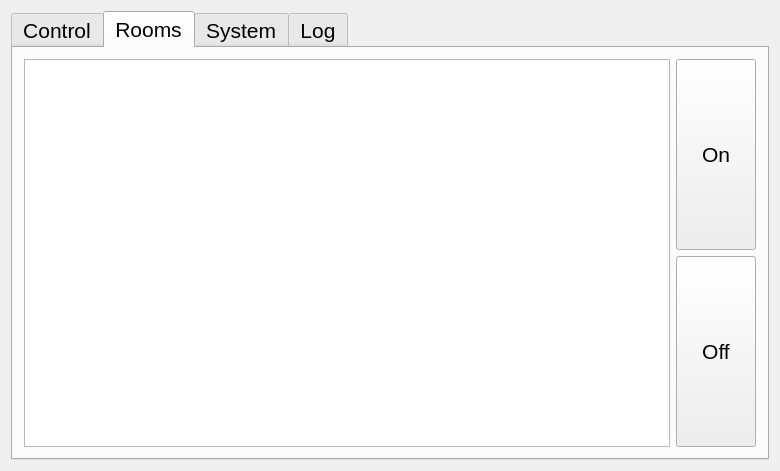
Before: the Qt Designer form widget.ui in paulkappler/HomeGUI, drawn with Qt 5.
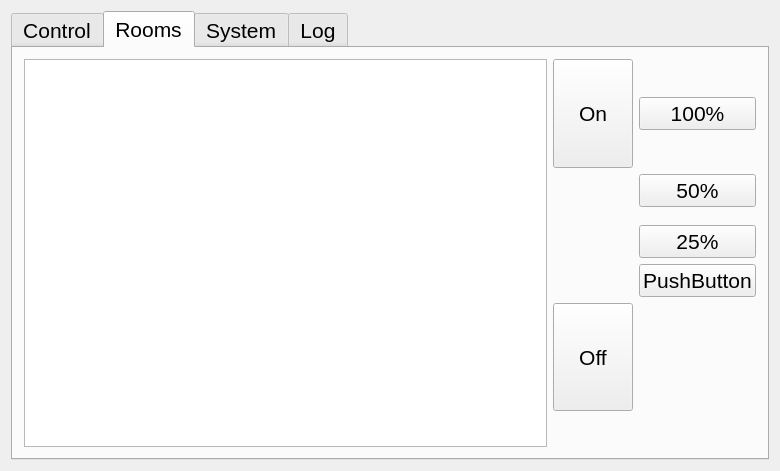
After: the same form once the commit is applied. The open tabs and pages were chosen to show the change.

Commit message: refresh room list after on off

What changed in the file:
```diff
--- a/widget.ui
+++ b/widget.ui
@@ -259,7 +259,7 @@
          </property>
         </widget>
        </item>
-       <item row="2" column="1">
+       <item row="7" column="1">
         <widget class="QPushButton" name="roomOffButton">
          <property name="sizePolicy">
           <sizepolicy hsizetype="Minimum" vsizetype="Expanding">
@@ -272,8 +272,42 @@
          </property>
         </widget>
        </item>
-       <item row="1" column="0" rowspan="2">
-        <widget class="QListWidget" name="listWidgetRoom"/>
+       <item row="1" column="0" rowspan="13">
+        <widget class="QListWidget" name="listWidgetRoom">
+         <property name="font">
+          <font>
+           <pointsize>18</pointsize>
+          </font>
+         </property>
+        </widget>
+       </item>
+       <item row="1" column="2">
+        <widget class="QPushButton" name="pushButton">
+         <property name="text">
+          <string>100%</string>
+         </property>
+        </widget>
+       </item>
+       <item row="2" column="2">
+        <widget class="QPushButton" name="pushButton_2">
+         <property name="text">
+          <string>50%</string>
+         </property>
+        </widget>
+       </item>
+       <item row="5" column="2">
+        <widget class="QPushButton" name="pushButton_3">
+         <property name="text">
+          <string>25%</string>
+         </property>
+        </widget>
+       </item>
+       <item row="6" column="2">
+        <widget class="QPushButton" name="pushButton_4">
+         <property name="text">
+          <string>PushButton</string>
+         </property>
+        </widget>
        </item>
       </layout>
      </widget>
```
Left out of the diff: 2 changed lines with no effect on the pictures. The commit also changes 1 other file.
